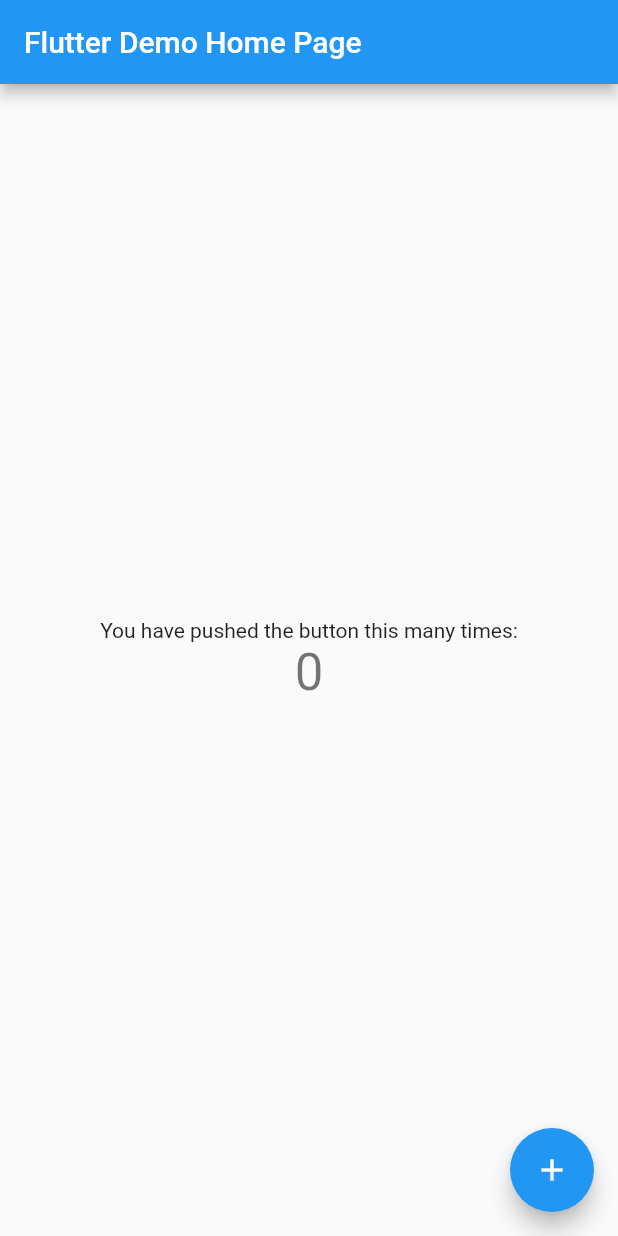
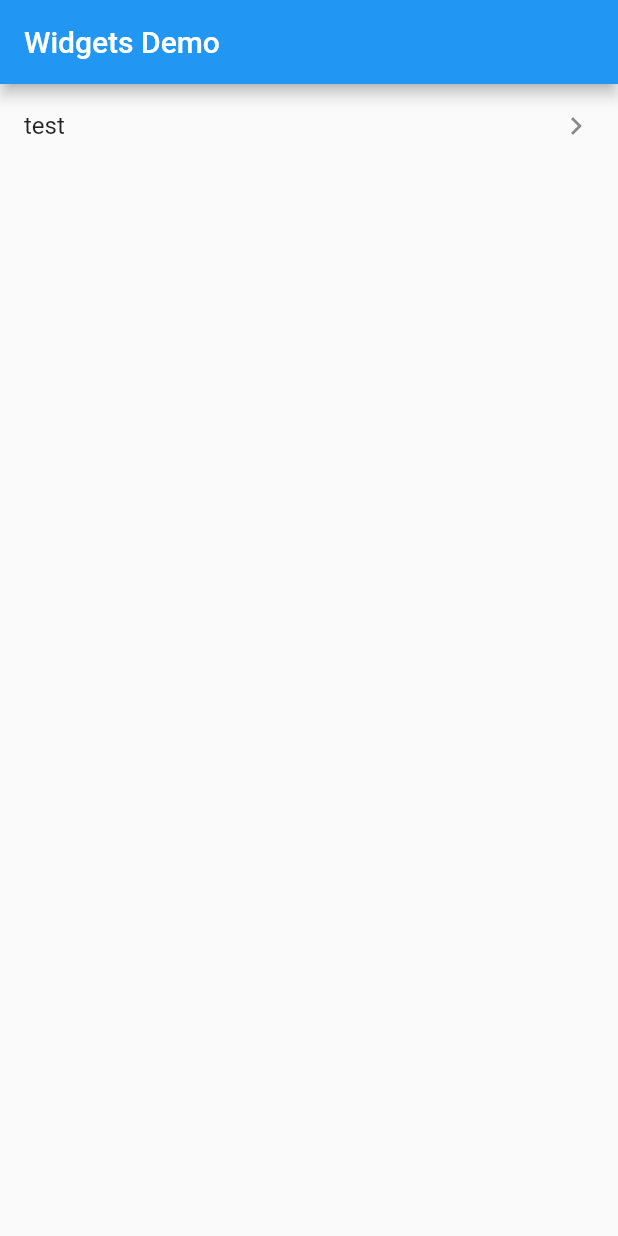
Before and after one commit to Fea-Sin/flutter_demo, a Flutter app: the screen it shows after launch, on a phone screen of 412 x 824 dp. Run offline on Flutter 3.47's test engine with Material 2 defaults, Android fonts, the phone set to English and light mode, and no system bars.

Commit message:
test route

```diff
--- a/lib/main.dart
+++ b/lib/main.dart
@@ -1,4 +1,6 @@
 import 'package:flutter/material.dart';
+import 'widgets/index.dart';
+import 'routes/index.dart';
 
 void main() {
   runApp(MyApp());
@@ -26,7 +28,7 @@ class MyApp extends StatelessWidget {
         // closer together (more dense) than on mobile platforms.
         visualDensity: VisualDensity.adaptivePlatformDensity,
       ),
-      home: MyHomePage(title: 'Flutter Demo Home Page'),
+      home: MyHomePage(title: 'Widgets Demo'),
     );
   }
 }
@@ -50,18 +52,6 @@ class MyHomePage extends StatefulWidget {
 }
 
 class _MyHomePageState extends State<MyHomePage> {
-  int _counter = 0;
-
-  void _incrementCounter() {
-    setState(() {
-      // This call to setState tells the Flutter framework that something has
-      // changed in this State, which causes it to rerun the build method below
-      // so that the display can reflect the updated values. If we changed
-      // _counter without calling setState(), then the build method would not be
-      // called again, and so nothing would appear to happen.
-      _counter++;
-    });
-  }
 
   @override
   Widget build(BuildContext context) {
@@ -77,41 +67,9 @@ class _MyHomePageState extends State<MyHomePage> {
         // the App.build method, and use it to set our appbar title.
         title: Text(widget.title),
       ),
-      body: Center(
-        // Center is a layout widget. It takes a single child and positions it
-        // in the middle of the parent.
-        child: Column(
-          // Column is also a layout widget. It takes a list of children and
-          // arranges them vertically. By default, it sizes itself to fit its
-          // children horizontally, and tries to be as tall as its parent.
-          //
-          // Invoke "debug painting" (press "p" in the console, choose the
-          // "Toggle Debug Paint" action from the Flutter Inspector in Android
-          // Studio, or the "Toggle Debug Paint" command in Visual Studio Code)
-          // to see the wireframe for each widget.
-          //
-          // Column has various properties to control how it sizes itself and
-          // how it positions its children. Here we use mainAxisAlignment to
-          // center the children vertically; the main axis here is the vertical
-          // axis because Columns are vertical (the cross axis would be
-          // horizontal).
-          mainAxisAlignment: MainAxisAlignment.center,
-          children: <Widget>[
-            Text(
-              'You have pushed the button this many times:',
-            ),
-            Text(
-              '$_counter',
-              style: Theme.of(context).textTheme.headline4,
-            ),
-          ],
-        ),
-      ),
-      floatingActionButton: FloatingActionButton(
-        onPressed: _incrementCounter,
-        tooltip: 'Increment',
-        child: Icon(Icons.add),
-      ), // This trailing comma makes auto-formatting nicer for build methods.
+      body: ListPage([
+        PageInfo('test', (ctx) => TestRoute())
+      ]),
     );
   }
 }
--- /dev/null
+++ b/lib/routes/index.dart
@@ -0,0 +1 @@
+export 'test.dart';
--- /dev/null
+++ b/lib/widgets/index.dart
@@ -0,0 +1 @@
+export 'page_scaffold.dart';
--- /dev/null
+++ b/lib/widgets/page_scaffold.dart
@@ -0,0 +1,63 @@
+import 'package:flutter/material.dart';
+
+class PageScaffold extends StatelessWidget {
+  PageScaffold({
+    this.title,
+    this.body,
+  });
+  final String title;
+  final Widget body;
+
+  @override
+  Widget build(BuildContext context) {
+
+    return Scaffold(
+      appBar: AppBar(title: Text(title),),
+      body: body,
+    );
+  }
+}
+
+class PageInfo {
+  PageInfo(this.title, this.builder, [this.withScaffold = true]);
+
+  String title;
+  WidgetBuilder builder;
+  bool withScaffold;
+}
+
+
+class ListPage extends StatelessWidget {
+  ListPage(this.children);
+  final List<PageInfo> children;
+
+  @override
+  Widget build(BuildContext context) {
+    return ListView(children: _generateItem(context),);
+  }
+
+  List<Widget> _generateItem(BuildContext context) {
+    return children.map<Widget>((page) {
+      return ListTile(
+        title: Text(page.title),
+        trailing: Icon(Icons.keyboard_arrow_right),
+        onTap: () => _openPage(context, page),
+      );
+    }).toList();
+  }
+
+  void _openPage(BuildContext context, PageInfo page) {
+    Navigator.push(context, MaterialPageRoute(builder: (context) {
+      if (!page.withScaffold) {
+        return page.builder(context);
+      }
+
+      return PageScaffold(
+        title: page.title,
+        body: page.builder(context),
+      );
+    }));
+  }
+
+
+}
```
Also changed, not shown: lib/routes/test.dart (added, +24 -0 lines).
